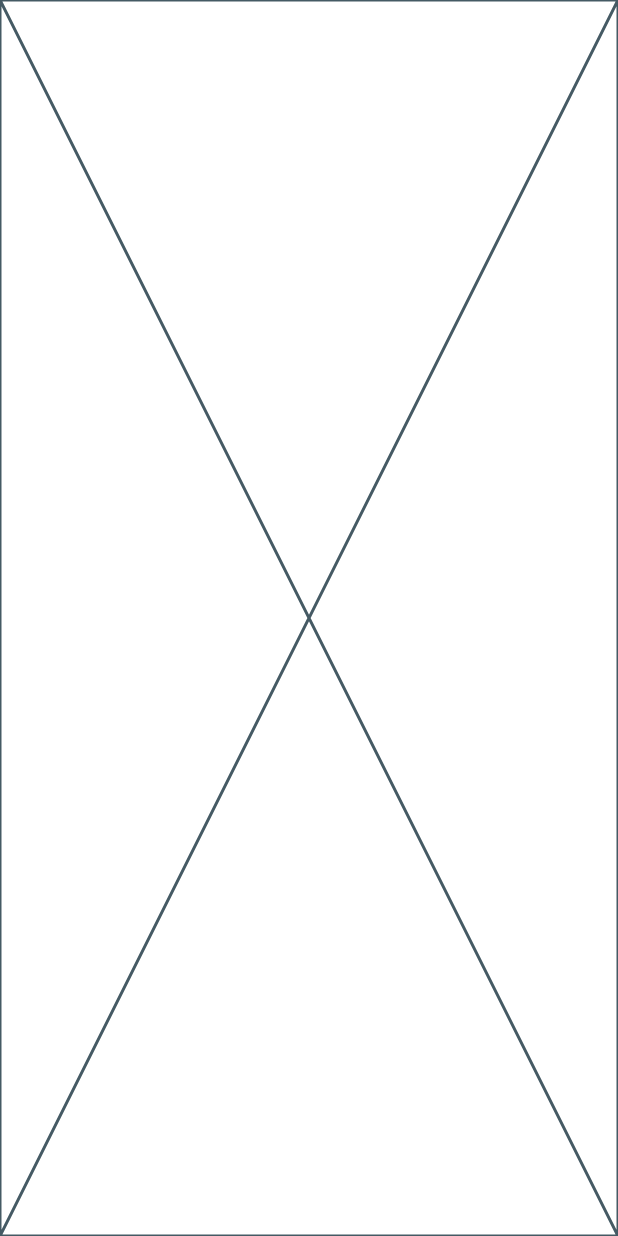
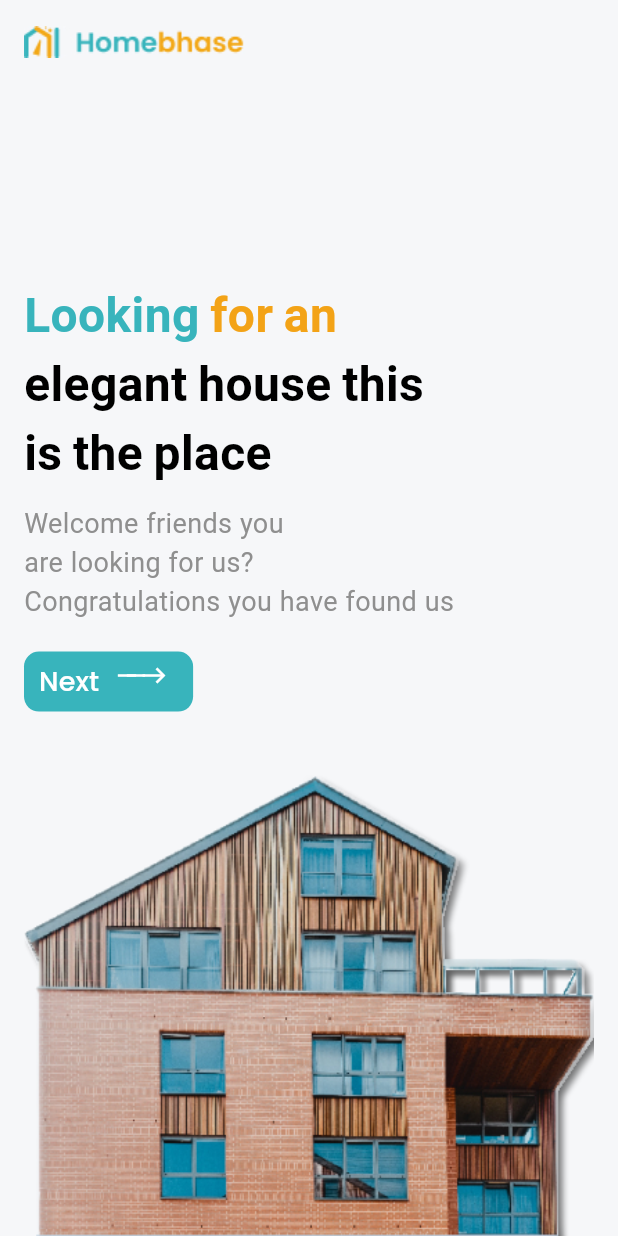
Before and after one commit to hesptech/coding_challenge_real_estate_app, a Flutter app: the screen it shows after launch, on a phone screen of 412 x 824 dp. Run offline on Flutter 3.47's test engine with Material 2 defaults, Android fonts, the light colour scheme and no system bars; our stand-ins replace go_router, google_fonts.

Commit message:
feat: google_fonts, assets images, constants colors, HomeScreen, OnBoarding

```diff
--- a/lib/config/theme/app_theme.dart
+++ b/lib/config/theme/app_theme.dart
@@ -1,18 +1,26 @@
 import 'package:flutter/material.dart';
+import 'package:google_fonts/google_fonts.dart';
 
 class AppTheme {
+
+  static const kPrimaryColor = Color(0xFF38B4BC);
+  static const kOnPrimary = Colors.white;
+  static const kSecondaryColor = Color(0xFFF3A317);
+  static const kTxtLightGreyColor = Color(0xFF8F8F8F);
+  static const kBgGreyColor = Color(0xFFF6F7F9);
 
   AppTheme();
 
   ThemeData getTheme() => ThemeData(
     useMaterial3: true,
-    scaffoldBackgroundColor: const Color(0xFFF6F7F9),
+    scaffoldBackgroundColor: kBgGreyColor,
+    fontFamily: GoogleFonts.poppins().fontFamily,
     brightness: Brightness.light,
     colorScheme: const ColorScheme(
       brightness: Brightness.light,
-      primary: Colors.black,
-      onPrimary: Colors.white,
-      secondary: Colors.white,
+      primary: kPrimaryColor,
+      onPrimary: kOnPrimary,
+      secondary: kSecondaryColor,
       onSecondary: Colors.black,
       error: Colors.red,
       onError: Colors.white,
@@ -21,5 +29,8 @@ class AppTheme {
       surface: Colors.white,
       onSurface: Colors.black,
     ),
+    appBarTheme: const AppBarTheme(
+      backgroundColor: kBgGreyColor
+    ),
   );
 }
--- a/lib/main.dart
+++ b/lib/main.dart
@@ -12,6 +12,7 @@ class MainApp extends StatelessWidget {
   Widget build(BuildContext context) {
     return MaterialApp.router(
       routerConfig: appRouter,
+      debugShowCheckedModeBanner: false,
       theme: AppTheme().getTheme(),
     );
   }
--- a/lib/presentation/screens/home/home_screen.dart
+++ b/lib/presentation/screens/home/home_screen.dart
@@ -1,4 +1,5 @@
 import 'package:flutter/material.dart';
+import 'package:coding_challenge_real_estate_app/presentation/widgets/on_boarding.dart';
 
 class HomeScreen extends StatelessWidget {
 
@@ -8,6 +9,14 @@ class HomeScreen extends StatelessWidget {
 
   @override
   Widget build(BuildContext context) {
-    return const Placeholder();
+
+    final Image titleImage = Image.asset('assets/images/coding_challenge_logo.png', fit: BoxFit.cover);
+
+    return Scaffold(
+      appBar: AppBar(
+        title: titleImage,
+      ),
+      body: const OnBoarding()
+    );
   }
 }
--- /dev/null
+++ b/lib/presentation/widgets/on_boarding.dart
@@ -0,0 +1,139 @@
+import 'package:flutter/material.dart';
+import 'package:coding_challenge_real_estate_app/presentation/widgets/richtext_slides.dart';
+import 'package:coding_challenge_real_estate_app/presentation/widgets/on_boarding_button.dart';
+
+class OnBoarding extends StatefulWidget {
+  const OnBoarding({super.key});
+
+  @override
+  State<OnBoarding> createState() => _OnBoardingState();
+}
+
+class _OnBoardingState extends State<OnBoarding> {
+
+  final controller = PageController(initialPage: 0);
+  bool endReached = false;
+
+  @override
+  void initState() {
+    super.initState();
+
+    controller.addListener(() {
+      final page = controller.page ?? 0;
+
+      if(!endReached && page >= 1.5) {
+        setState(() {
+          endReached = true;
+        });
+      }
+    });
+  }
+
+  @override
+  void dispose() {
+    controller.dispose();
+    super.dispose();
+  }
+
+  @override
+  Widget build(BuildContext context) {
+
+    return
+    PageView(
+      controller: controller,
+      physics: const BouncingScrollPhysics(),
+      children: [
+        _Slide(
+          titlePrimaryColor: 'Looking',
+          titleSecondaryColor: ' for an',
+          titleDefaultColor: '\nelegant house this \nis the place',
+          paragraph: '\nWelcome friends you \nare looking for us? \nCongratulations you have found us',
+          pathImage: 'assets/images/coding_challenge_bghouse.png',
+          endReached: endReached,
+          controller: controller,
+        ),
+        _Slide(
+          titlePrimaryColor: 'Search',
+          titleSecondaryColor: ' by',
+          titleDefaultColor: '\nstreet, city, \nneighborhood',
+          paragraph: '\nand many other keywords\n \n',
+          pathImage: 'assets/images/coding_challenge_bghouse.png',
+          endReached: endReached,
+          controller: controller,
+        ),
+        _Slide(
+          titlePrimaryColor: 'Filter',
+          titleSecondaryColor: ' by',
+          titleDefaultColor: '\nhouse, apartament, \nprice range',
+          paragraph: '\nand many other filters\n \n',
+          pathImage: 'assets/images/coding_challenge_bghouse.png',
+          endReached: endReached,
+          controller: controller,
+        ),
+      ],
+    );
+  }
+}
+
+
+class _Slide extends StatefulWidget {
+
+  final String titlePrimaryColor;
+  final String titleSecondaryColor;
+  final String titleDefaultColor;
+  final String paragraph;
+  final String pathImage;
+  final bool endReached;
+  final PageController? controller;
+
+  const _Slide({
+    required this.titlePrimaryColor,
+    required this.titleSecondaryColor,
+    required this.titleDefaultColor,
+    required this.paragraph,
+    required this.pathImage,
+    required this.endReached,
+    this.controller,
+  });
+
+  @override
+  State<_Slide> createState() => _SlideState();
+}
+
+class _SlideState extends State<_Slide> {
+  @override
+  Widget build(BuildContext context) {
+
+    return Column(
+      mainAxisAlignment: MainAxisAlignment.spaceBetween,
+      crossAxisAlignment: CrossAxisAlignment.start,
+      children: [
+        const Expanded(
+          child: SizedBox(),
+        ),
+        Padding(
+          padding: const EdgeInsets.fromLTRB(16.0, 0, 16.0, 0),
+          child: RichtextSlides(
+            titlePrimaryColor: widget.titlePrimaryColor,
+            titleSecondaryColor: widget.titleSecondaryColor,
+            titleDefaultColor: widget.titleDefaultColor,
+            paragraph: widget.paragraph
+          ),
+        ),
+        Padding(
+          padding: const EdgeInsets.all(16.0),
+          child: !widget.endReached
+          ? OnBoardingButton(textButton: 'Exit', controller: widget.controller, endReached: widget.endReached)
+          : OnBoardingButton(textButton: 'Exit', controller: widget.controller, endReached: widget.endReached),
+        ),
+        Padding(
+          padding: const EdgeInsets.symmetric(horizontal: 5.0),
+          child: SizedBox(
+            height: MediaQuery.of(context).size.height / 2.5,
+            width: MediaQuery.of(context).size.width,
+            child: FittedBox(child: Image.asset(widget.pathImage))),
+        ),
+      ],
+    );
+  }
+}
--- /dev/null
+++ b/lib/presentation/widgets/on_boarding_button.dart
@@ -0,0 +1,77 @@
+import 'package:flutter/material.dart';
+import 'package:go_router/go_router.dart';
+import 'package:coding_challenge_real_estate_app/config/config.dart';
+
+class OnBoardingButton extends StatelessWidget {
+
+  final String textButton;
+  final PageController? controller;
+  final bool endReached;
+
+  const OnBoardingButton({super.key, required this.textButton, this.controller, required this.endReached});
+
+  @override
+  Widget build(BuildContext context) {
+
+    late double pageNum = controller?.page?? 0;
+
+    final String spacesTextButton = endReached ? '$textButton  ' : 'Next  ';
+
+    return TextButton(
+      style: ButtonStyle(
+        padding: MaterialStateProperty.all<EdgeInsets>(const EdgeInsets.all(5.0)),
+        foregroundColor: MaterialStateProperty.all<Color>(AppTheme.kOnPrimary),
+        backgroundColor: MaterialStateProperty.all<Color>(AppTheme.kPrimaryColor),
+        shape: MaterialStateProperty.all<RoundedRectangleBorder>(
+          RoundedRectangleBorder(
+            borderRadius: BorderRadius.circular(10.0),
+          )
+        )
+      ),
+      onPressed: () {
+        if (!endReached && pageNum <= 1) {
+          controller!.nextPage(
+            duration: const Duration(seconds: 1),
+            curve: Curves.easeOut
+          );
+        } else {
+          context.push('/listings');
+        }
+      },
+      child: Row(
+        mainAxisSize: MainAxisSize.min,
+        children: [
+          const SizedBox(width: 5.0,),
+          Text(
+            spacesTextButton,
+            style: const TextStyle(fontSize: 18)
+          ),
+          !endReached ? const Stack(
+            children: [
+              Icon(
+                Icons.horizontal_rule_outlined,
+              ),
+              Positioned(
+                left: 6.0,
+                child: Icon(
+                  Icons.horizontal_rule_outlined,
+                )
+              ),
+              Positioned(
+                left: 18.0,
+                child: Icon(
+                  Icons.east_outlined,
+                )
+              ),
+              Text(
+                "         ",
+                style: TextStyle(fontSize: 18)
+              ),
+            ],
+          ) : const SizedBox(),
+          const SizedBox(width: 5.0,),
+        ],
+      )
+    );
+  }
+}
--- /dev/null
+++ b/lib/presentation/widgets/richtext_slides.dart
@@ -0,0 +1,68 @@
+import 'package:flutter/material.dart';
+import 'package:coding_challenge_real_estate_app/config/config.dart';
+
+class RichtextSlides extends StatelessWidget {
+
+  final String titlePrimaryColor;
+  final String titleSecondaryColor;
+  final String titleDefaultColor;
+  final String paragraph;
+
+  const RichtextSlides({
+    super.key,
+    required this.titlePrimaryColor,
+    required this.titleSecondaryColor,
+    required this.titleDefaultColor,
+    required this.paragraph,
+  });
+
+  @override
+  Widget build(BuildContext context) {
+
+    const double fonSizeTitle = 32.0;
+
+    return RichText(
+      text: TextSpan(
+        style: DefaultTextStyle.of(context).style,
+        children: [
+          TextSpan(
+            text: titlePrimaryColor,
+            style: const TextStyle(
+              color: AppTheme.kPrimaryColor,
+              fontWeight: FontWeight.bold,
+              fontSize: fonSizeTitle,
+           ),
+          ),
+          TextSpan(
+            text: titleSecondaryColor,
+            style: const TextStyle(
+              color: AppTheme.kSecondaryColor,
+              fontWeight: FontWeight.bold,
+              fontSize: fonSizeTitle,
+            )
+          ),
+          TextSpan(
+            text: titleDefaultColor,
+            style: const TextStyle(
+              fontWeight: FontWeight.bold,
+              fontSize: fonSizeTitle,
+            )
+          ),
+          const TextSpan(
+            text: ' ',
+            style: TextStyle(
+              height: 4.0
+            )
+          ),
+          TextSpan(
+            text: paragraph,
+            style: const TextStyle(
+              color: AppTheme.kTxtLightGreyColor,
+              fontSize: 18.0,
+            )
+          )
+        ]
+      ),
+    );
+  }
+}
--- a/pubspec.yaml
+++ b/pubspec.yaml
@@ -10,6 +10,7 @@ dependencies:
   flutter:
     sdk: flutter
   go_router: ^13.0.0
+  google_fonts: ^6.1.0
 
 dev_dependencies:
   flutter_lints: ^2.0.0
```
Also changed, not shown: assets/images/coding_challenge_bghouse.png (added), assets/images/coding_challenge_logo.png (added), pubspec.lock, 1 other file.
